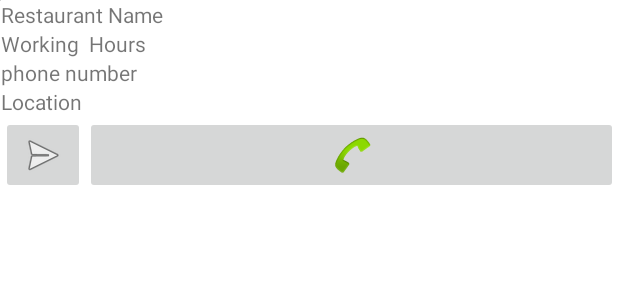
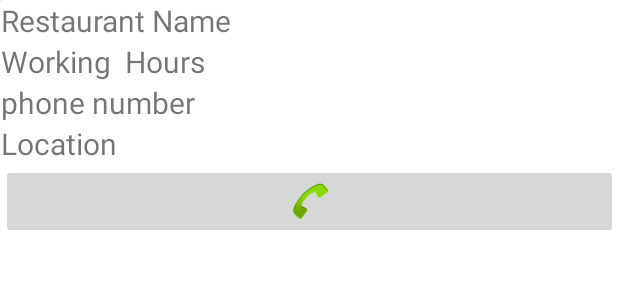
Before and after one commit to shamD7/ShamFinal2023, an Android app: the layout res_item_layout.xml on its own in the app's theme, with its tools: preview values and no code run, on a phone screen of 412 x 824 dp. Shown: the top 300 px of the screen. Run offline under Robolectric (Android 15) with nearby library versions, the phone set to English and light mode, and no system bars.

Commit message:
تكميل الmain

```diff
--- a/app/src/main/AndroidManifest.xml
+++ b/app/src/main/AndroidManifest.xml
@@ -12,9 +12,9 @@
         android:allowBackup="true"
         android:dataExtractionRules="@xml/data_extraction_rules"
         android:fullBackupContent="@xml/backup_rules"
-        android:icon="@mipmap/ic_launcher"
+        android:icon="@drawable/logo1"
         android:label="ShamFinal"
-        android:roundIcon="@mipmap/ic_launcher_round"
+        android:roundIcon="@drawable/logo1"
         android:supportsRtl="true"
         android:theme="@style/Theme.ShamFinal"
         tools:targetApi="31">
--- a/app/src/main/java/sham/dawod/shamfinal2023/addRes.java
+++ b/app/src/main/java/sham/dawod/shamfinal2023/addRes.java
@@ -259,7 +259,7 @@ public class addRes extends AppCompatActivity
                             }
                         }
                     })
-                    //הוספת מאזין שמציג מהו אחוז ההעלאה
+                    //إضافة مستمع يوضح نسبة التحميل
                     .addOnProgressListener(new OnProgressListener<UploadTask.TaskSnapshot>() {
                         @Override
                         public void onProgress(UploadTask.TaskSnapshot taskSnapshot) {
--- a/app/src/main/java/sham/dawod/shamfinal2023/data/resTable/MyRestaurantAdapter.java
+++ b/app/src/main/java/sham/dawod/shamfinal2023/data/resTable/MyRestaurantAdapter.java
@@ -41,6 +41,14 @@ public class MyRestaurantAdapter extends ArrayAdapter<Restaurants> {
 
 
     }
+
+    /**
+     * בונה פריט גרפי אחד בהתאם לעיצוב והצגת נתוני העצם עליו
+     * @param position מיקום הפריט החל מ 0
+     * @param convertView
+     * @param parent  רכיב האוסף שיכיל את הפריטים כמו listview
+     * @return פריט גרפי שמציג נתוני עצם אחד
+     */
     public View getView (int position, @Nullable View convertView, @NonNull ViewGroup parent )
 
     {
@@ -53,9 +61,6 @@ public class MyRestaurantAdapter extends ArrayAdapter<Restaurants> {
         TextView tvResHours =vitem.findViewById(R.id.tvResHours);
         TextView tvResPhNum =vitem.findViewById(R.id.tvResPhNum);
         TextView tvResLocation =vitem.findViewById(R.id.tvResLocation);
-
-
-        ImageButton imgBtnGo=vitem.findViewById(R.id.imgBtnGo);
         ImageButton imgBtnCall=vitem.findViewById(R.id.imgBtnCallitm);
         //
         Restaurants current=getItem(position);
@@ -95,7 +100,7 @@ public class MyRestaurantAdapter extends ArrayAdapter<Restaurants> {
      * <uses-permission android:name="android.permission.CALL_PHONE" />
      * @param phone מספר טלפון שרוצים להתקשר אליו
      */
-    private void callAPhoneNymber(String phone){
+    private void callAPhoneNumber(String phone){
         //בדיקה אם יש הרשאה לביצוע שיחה
         if (Build.VERSION.SDK_INT >= Build.VERSION_CODES.M) {//בדיקת גרסאות
             //בדיקה אם ההרשאה לא אושרה בעבר
@@ -119,6 +124,9 @@ public class MyRestaurantAdapter extends ArrayAdapter<Restaurants> {
 
 
 
+
+
+
     }
 
 
--- a/app/src/main/res/layout/res_item_layout.xml
+++ b/app/src/main/res/layout/res_item_layout.xml
@@ -28,35 +28,33 @@
                 android:id="@+id/tvResName"
                 android:layout_width="match_parent"
                 android:layout_height="wrap_content"
-                android:text="Restaurant Name" />
+                android:text="Restaurant Name"
+                android:textSize="20sp" />
 
             <TextView
                 android:id="@+id/tvResHours"
                 android:layout_width="match_parent"
                 android:layout_height="wrap_content"
-                android:text="Working  Hours" />
+                android:text="Working  Hours"
+                android:textSize="20sp" />
 
             <TextView
                 android:id="@+id/tvResPhNum"
                 android:layout_width="match_parent"
                 android:layout_height="wrap_content"
-                android:text="phone number" />
+                android:text="phone number"
+                android:textSize="20sp" />
 
             <TextView
                 android:id="@+id/tvResLocation"
                 android:layout_width="match_parent"
                 android:layout_height="wrap_content"
-                android:text="Location" />
+                android:text="Location"
+                android:textSize="20sp" />
 
             <LinearLayout
                 android:layout_width="match_parent"
                 android:layout_height="wrap_content">
-
-                <ImageButton
-                    android:id="@+id/imgBtnGo"
-                    android:layout_width="wrap_content"
-                    android:layout_height="match_parent"
-                    app:srcCompat="@android:drawable/ic_menu_send" />
 
                 <ImageButton
                     android:id="@+id/imgBtnCallitm"
```
